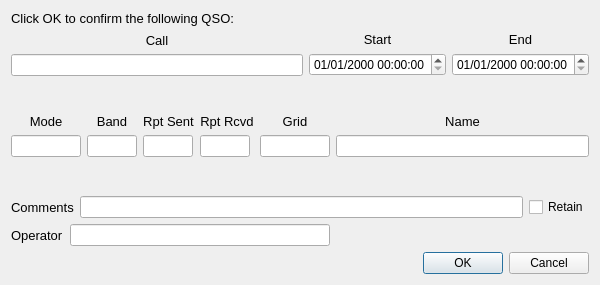
Qt form logqso.ui (qcmiao1998/js8call) before a commit.
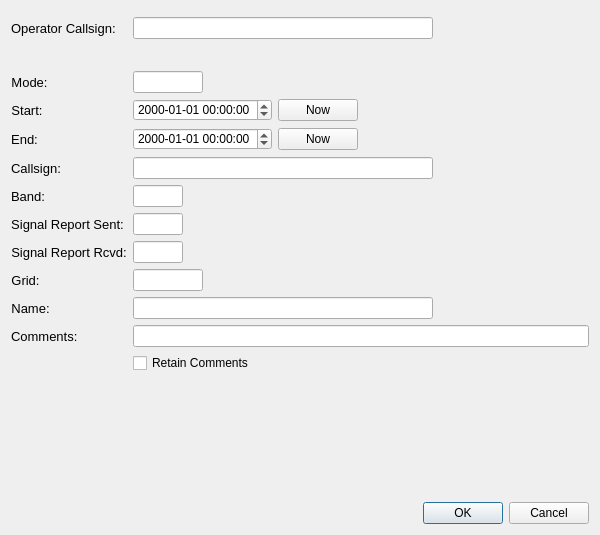
The same form after that commit.

Commit message: Updated log window look. Fixed bug in n3fjp logging

The edit to the form file:
```diff
--- a/logqso.ui
+++ b/logqso.ui
@@ -7,7 +7,7 @@
     <x>0</x>
     <y>0</y>
     <width>600</width>
-    <height>285</height>
+    <height>535</height>
    </rect>
   </property>
   <property name="sizePolicy">
@@ -24,44 +24,67 @@
   </property>
   <layout class="QVBoxLayout" name="verticalLayout_11">
    <item>
-    <widget class="QLabel" name="label">
+    <layout class="QFormLayout" name="formLayout">
+     <property name="fieldGrowthPolicy">
+      <enum>QFormLayout::AllNonFixedFieldsGrow</enum>
+     </property>
+     <property name="topMargin">
+      <number>6</number>
+     </property>
+     <property name="bottomMargin">
+      <number>6</number>
+     </property>
+     <item row="0" column="0">
+      <widget class="QLabel" name="operatorLabel">
      <property name="font">
       <font>
        <pointsize>10</pointsize>
       </font>
      </property>
      <property name="text">
-      <string>Click OK to confirm the following QSO:</string>
+        <string>Operator Callsign:</string>
      </property>
     </widget>
    </item>
-   <item>
-    <layout class="QHBoxLayout" name="horizontalLayout_2">
-     <item>
-      <layout class="QVBoxLayout" name="verticalLayout">
-       <item>
-        <widget class="QLabel" name="lab1">
+     <item row="0" column="1">
+      <widget class="QLineEdit" name="loggedOperator">
+       <property name="maximumSize">
+        <size>
+         <width>300</width>
+         <height>16777215</height>
+        </size>
+       </property>
+      </widget>
+     </item>
+     <item row="2" column="0">
+      <widget class="QLabel" name="lab4">
          <property name="font">
           <font>
            <pointsize>10</pointsize>
           </font>
          </property>
          <property name="text">
-          <string>Call</string>
+        <string>Mode:</string>
          </property>
          <property name="alignment">
           <set>Qt::AlignCenter</set>
          </property>
         </widget>
        </item>
-       <item>
-        <widget class="QLineEdit" name="call"/>
-       </item>
-      </layout>
-     </item>
-     <item>
-      <layout class="QVBoxLayout" name="verticalLayout_2">
-       <item>
+     <item row="2" column="1">
+      <widget class="QLineEdit" name="mode">
+       <property name="maximumSize">
+        <size>
+         <width>70</width>
+         <height>16777215</height>
+        </size>
+       </property>
+       <property name="readOnly">
+        <bool>true</bool>
+       </property>
+      </widget>
+     </item>
+     <item row="3" column="0">
         <widget class="QLabel" name="lab2">
          <property name="font">
           <font>
@@ -69,14 +92,29 @@
           </font>
          </property>
          <property name="text">
-          <string>Start</string>
+        <string>Start:</string>
          </property>
          <property name="alignment">
           <set>Qt::AlignCenter</set>
          </property>
         </widget>
        </item>
-       <item>
+     <item row="3" column="1">
+      <layout class="QGridLayout" name="gridLayout">
+       <property name="topMargin">
+        <number>0</number>
+       </property>
+       <property name="rightMargin">
+        <number>0</number>
+       </property>
+       <item row="0" column="1">
+        <widget class="QPushButton" name="pushButton">
+         <property name="text">
+          <string>Now</string>
+         </property>
+        </widget>
+       </item>
+       <item row="0" column="0">
         <widget class="QDateTimeEdit" name="start_date_time">
          <property name="sizePolicy">
           <sizepolicy hsizetype="Maximum" vsizetype="Fixed">
@@ -85,15 +123,26 @@
           </sizepolicy>
          </property>
          <property name="displayFormat">
-          <string>dd/MM/yyyy HH:mm:ss</string>
+          <string>yyyy-MM-dd HH:mm:ss</string>
          </property>
         </widget>
        </item>
+       <item row="0" column="2">
+        <spacer name="horizontalSpacer">
+         <property name="orientation">
+          <enum>Qt::Horizontal</enum>
+         </property>
+         <property name="sizeHint" stdset="0">
+          <size>
+           <width>40</width>
+           <height>20</height>
+          </size>
+         </property>
+        </spacer>
+       </item>
       </layout>
      </item>
-     <item>
-      <layout class="QVBoxLayout" name="verticalLayout_3">
-       <item>
+     <item row="4" column="0">
         <widget class="QLabel" name="lab2_3">
          <property name="font">
           <font>
@@ -101,14 +150,26 @@
           </font>
          </property>
          <property name="text">
-          <string>End</string>
+        <string>End:</string>
          </property>
          <property name="alignment">
           <set>Qt::AlignCenter</set>
          </property>
         </widget>
        </item>
-       <item>
+     <item row="4" column="1">
+      <layout class="QGridLayout" name="gridLayout_2">
+       <property name="topMargin">
+        <number>0</number>
+       </property>
+       <item row="0" column="1">
+        <widget class="QPushButton" name="pushButton_2">
+         <property name="text">
+          <string>Now</string>
+         </property>
+        </widget>
+       </item>
+       <item row="0" column="0">
         <widget class="QDateTimeEdit" name="end_date_time">
          <property name="sizePolicy">
           <sizepolicy hsizetype="Maximum" vsizetype="Fixed">
@@ -117,64 +178,57 @@
           </sizepolicy>
          </property>
          <property name="displayFormat">
-          <string>dd/MM/yyyy HH:mm:ss</string>
+          <string>yyyy-MM-dd HH:mm:ss</string>
          </property>
         </widget>
        </item>
-      </layout>
-     </item>
-    </layout>
-   </item>
-   <item>
-    <spacer name="verticalSpacer_3">
+       <item row="0" column="2">
+        <spacer name="horizontalSpacer_2">
      <property name="orientation">
-      <enum>Qt::Vertical</enum>
+          <enum>Qt::Horizontal</enum>
      </property>
      <property name="sizeHint" stdset="0">
       <size>
-       <width>20</width>
-       <height>40</height>
+           <width>40</width>
+           <height>20</height>
       </size>
      </property>
     </spacer>
    </item>
-   <item>
-    <layout class="QHBoxLayout" name="horizontalLayout_4">
-     <item>
-      <layout class="QVBoxLayout" name="verticalLayout_4">
-       <item>
-        <widget class="QLabel" name="lab4">
+      </layout>
+     </item>
+     <item row="5" column="0">
+      <widget class="QLabel" name="lab1">
          <property name="font">
           <font>
            <pointsize>10</pointsize>
           </font>
          </property>
          <property name="text">
-          <string>Mode</string>
+        <string>Callsign:</string>
          </property>
          <property name="alignment">
           <set>Qt::AlignCenter</set>
          </property>
         </widget>
        </item>
-       <item>
-        <widget class="QLineEdit" name="mode">
+     <item row="5" column="1">
+      <widget class="QLineEdit" name="call">
+       <property name="sizePolicy">
+        <sizepolicy hsizetype="Expanding" vsizetype="Fixed">
+         <horstretch>0</horstretch>
+         <verstretch>0</verstretch>
+        </sizepolicy>
+       </property>
          <property name="maximumSize">
           <size>
-           <width>70</width>
+         <width>300</width>
            <height>16777215</height>
           </size>
          </property>
-         <property name="readOnly">
-          <bool>true</bool>
-         </property>
-        </widget>
-       </item>
-      </layout>
-     </item>
-     <item>
-      <layout class="QVBoxLayout" name="verticalLayout_6">
-       <item>
+      </widget>
+     </item>
+     <item row="6" column="0">
         <widget class="QLabel" name="lab5">
          <property name="font">
           <font>
@@ -182,14 +236,14 @@
           </font>
          </property>
          <property name="text">
-          <string>Band</string>
+        <string>Band:</string>
          </property>
          <property name="alignment">
           <set>Qt::AlignCenter</set>
          </property>
         </widget>
        </item>
-       <item>
+     <item row="6" column="1">
         <widget class="QLineEdit" name="band">
          <property name="maximumSize">
           <size>
@@ -199,11 +253,7 @@
          </property>
         </widget>
        </item>
-      </layout>
-     </item>
-     <item>
-      <layout class="QVBoxLayout" name="verticalLayout_7">
-       <item>
+     <item row="7" column="0">
         <widget class="QLabel" name="lab6">
          <property name="font">
           <font>
@@ -211,14 +261,14 @@
           </font>
          </property>
          <property name="text">
-          <string>Rpt Sent</string>
+        <string>Signal Report Sent:</string>
          </property>
          <property name="alignment">
           <set>Qt::AlignCenter</set>
          </property>
         </widget>
        </item>
-       <item>
+     <item row="7" column="1">
         <widget class="QLineEdit" name="sent">
          <property name="maximumSize">
           <size>
@@ -228,11 +278,7 @@
          </property>
         </widget>
        </item>
-      </layout>
-     </item>
-     <item>
-      <layout class="QVBoxLayout" name="verticalLayout_8">
-       <item>
+     <item row="8" column="0">
         <widget class="QLabel" name="lab7">
          <property name="font">
           <font>
@@ -240,14 +286,14 @@
           </font>
          </property>
          <property name="text">
-          <string>Rpt Rcvd</string>
+        <string>Signal Report Rcvd:</string>
          </property>
          <property name="alignment">
           <set>Qt::AlignCenter</set>
          </property>
         </widget>
        </item>
-       <item>
+     <item row="8" column="1">
         <widget class="QLineEdit" name="rcvd">
          <property name="maximumSize">
           <size>
@@ -257,11 +303,7 @@
          </property>
         </widget>
        </item>
-      </layout>
-     </item>
-     <item>
-      <layout class="QVBoxLayout" name="verticalLayout_9">
-       <item>
+     <item row="9" column="0">
         <widget class="QLabel" name="lab8">
          <property name="font">
           <font>
@@ -269,14 +311,14 @@
           </font>
          </property>
          <property name="text">
-          <string>Grid</string>
+        <string>Grid:</string>
          </property>
          <property name="alignment">
           <set>Qt::AlignCenter</set>
          </property>
         </widget>
        </item>
-       <item>
+     <item row="9" column="1">
         <widget class="QLineEdit" name="grid">
          <property name="maximumSize">
           <size>
@@ -286,11 +328,7 @@
          </property>
         </widget>
        </item>
-      </layout>
-     </item>
-     <item>
-      <layout class="QVBoxLayout" name="verticalLayout_10">
-       <item>
+     <item row="10" column="0">
         <widget class="QLabel" name="lab9">
          <property name="enabled">
           <bool>true</bool>
@@ -301,40 +339,27 @@
           </font>
          </property>
          <property name="text">
-          <string>Name</string>
+        <string>Name:</string>
          </property>
          <property name="alignment">
           <set>Qt::AlignCenter</set>
          </property>
         </widget>
        </item>
-       <item>
+     <item row="10" column="1">
         <widget class="QLineEdit" name="name">
          <property name="enabled">
           <bool>true</bool>
          </property>
-        </widget>
-       </item>
-      </layout>
-     </item>
-    </layout>
-   </item>
-   <item>
-    <spacer name="verticalSpacer_2">
-     <property name="orientation">
-      <enum>Qt::Vertical</enum>
-     </property>
-     <property name="sizeHint" stdset="0">
+       <property name="maximumSize">
       <size>
-       <width>20</width>
-       <height>40</height>
-      </size>
-     </property>
-    </spacer>
-   </item>
-   <item>
-    <layout class="QHBoxLayout" name="horizontalLayout">
-     <item>
+         <width>300</width>
+         <height>16777215</height>
+        </size>
+       </property>
+      </widget>
+     </item>
+     <item row="11" column="0">
       <widget class="QLabel" name="lab10">
        <property name="enabled">
         <bool>true</bool>
@@ -345,58 +370,32 @@
         </font>
        </property>
        <property name="text">
-        <string>Comments</string>
+        <string>Comments:</string>
        </property>
       </widget>
      </item>
-     <item>
+     <item row="11" column="1">
       <widget class="QLineEdit" name="comments">
        <property name="enabled">
         <bool>true</bool>
        </property>
       </widget>
      </item>
-     <item>
+     <item row="12" column="1">
       <widget class="QCheckBox" name="cbComments">
        <property name="text">
-        <string>Retain</string>
+        <string>Retain Comments</string>
        </property>
       </widget>
      </item>
-    </layout>
-   </item>
-   <item>
-    <layout class="QHBoxLayout" name="horizontalLayout_5">
-     <item>
-      <widget class="QLabel" name="operatorLabel">
-       <property name="font">
-        <font>
-         <pointsize>10</pointsize>
-        </font>
-       </property>
-       <property name="text">
-        <string>Operator</string>
-       </property>
-      </widget>
-     </item>
-     <item>
-      <widget class="QLineEdit" name="loggedOperator">
-       <property name="maximumSize">
-        <size>
-         <width>300</width>
-         <height>16777215</height>
-        </size>
-       </property>
-      </widget>
-     </item>
-     <item>
-      <spacer name="horizontalSpacer">
+     <item row="1" column="0">
+      <spacer name="verticalSpacer_2">
        <property name="orientation">
         <enum>Qt::Horizontal</enum>
        </property>
        <property name="sizeHint" stdset="0">
         <size>
-         <width>40</width>
+         <width>20</width>
          <height>20</height>
         </size>
        </property>
```
Left out of the diff: 9 changed lines with no effect on the pictures. Lines whose indentation alone changed are shown as unchanged. The commit also changes 1 other file.
